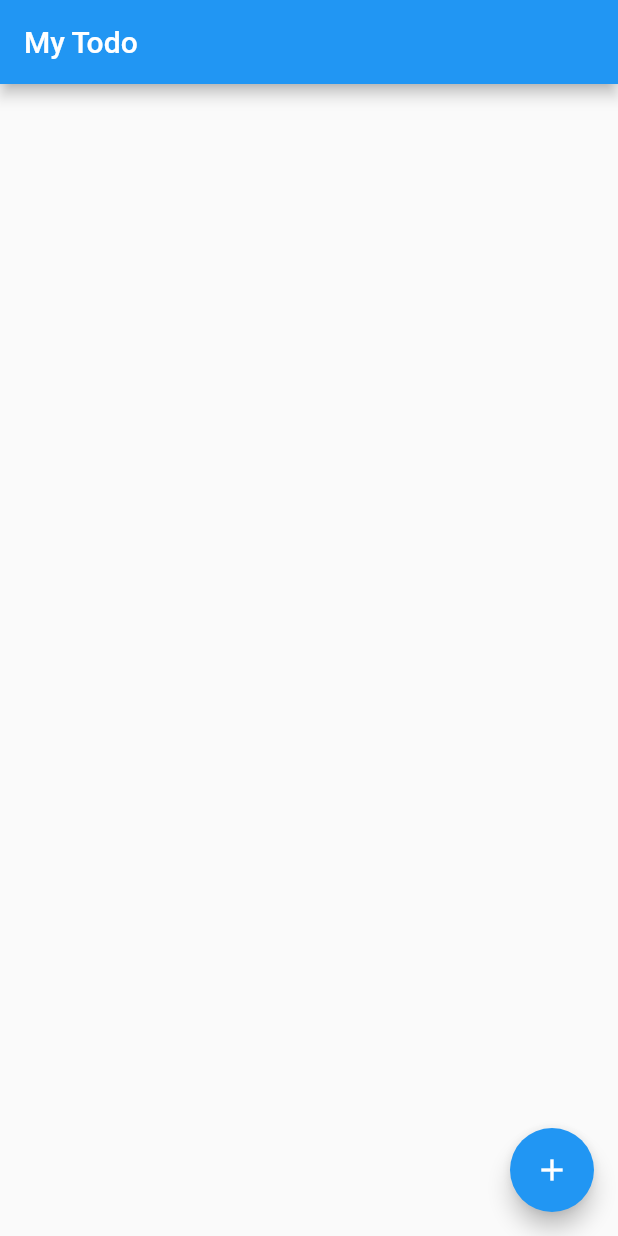
After one commit to nekorush14/flutter-my-todo-app, a Flutter app: the screen it shows after launch, on a phone screen of 412 x 824 dp. The commit adds this screen. Run offline on Flutter 3.47's test engine with Material 2 defaults, Android fonts, the light colour scheme and no system bars.

Commit message:
Update directory structure of dart lib
Split file for each screen.

```diff
--- /dev/null
+++ b/lib/views/home/home_screen.dart
@@ -0,0 +1,58 @@
+import 'package:flutter/material.dart';
+import 'package:my_todo_app/views/add_todo/new_todo_screen.dart';
+
+class HomeScreen extends StatefulWidget {
+  @override
+  _TodoListPageState createState() => _TodoListPageState();
+}
+
+class _TodoListPageState extends State<HomeScreen> {
+  final String pageTitle = 'My Todo';
+
+  List<String> todoList = [];
+
+  @override
+  Widget build(BuildContext context) {
+    return Scaffold(
+      appBar: buildAppBar(),
+      body: buildListView(),
+      floatingActionButton: FloatingActionButton(
+        onPressed: () async {
+          // Move to next page using push function
+          // Get the todo content from TodoAddPage
+          final newTodoTitle = await Navigator.of(context).push(
+            MaterialPageRoute(builder: (context) {
+              return TodoAddPage();
+            }),
+          );
+          if (newTodoTitle != null) {
+            setState(() {
+              todoList.add(newTodoTitle);
+            });
+          }
+        },
+        child: Icon(Icons.add),
+      ),
+    );
+  }
+
+  AppBar buildAppBar() {
+    return AppBar(
+      centerTitle: false,
+      title: Text(this.pageTitle),
+    );
+  }
+
+  ListView buildListView() {
+    return ListView.builder(
+      itemCount: todoList.length,
+      itemBuilder: (context, index) {
+        return Card(
+          child: ListTile(
+            title: Text(todoList[index]),
+          ),
+        );
+      },
+    );
+  }
+}
```
Also changed, not shown: lib/main.dart (+2 -134 lines), lib/views/add_todo/new_todo_screen.dart (added, +78 -0 lines).
